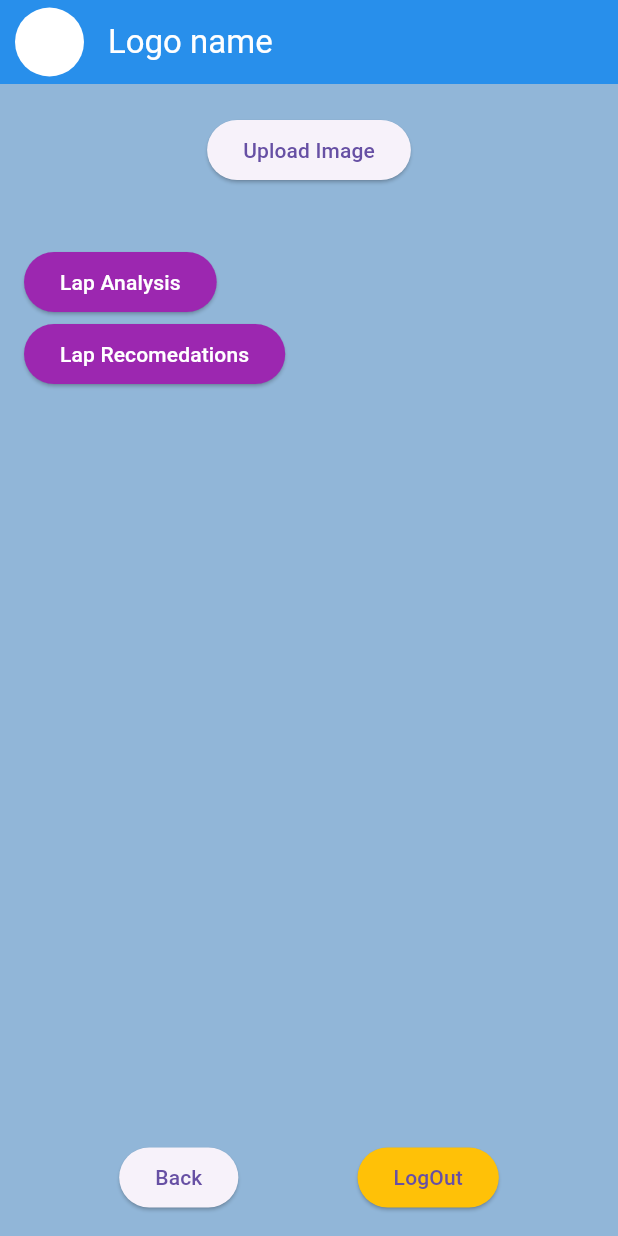
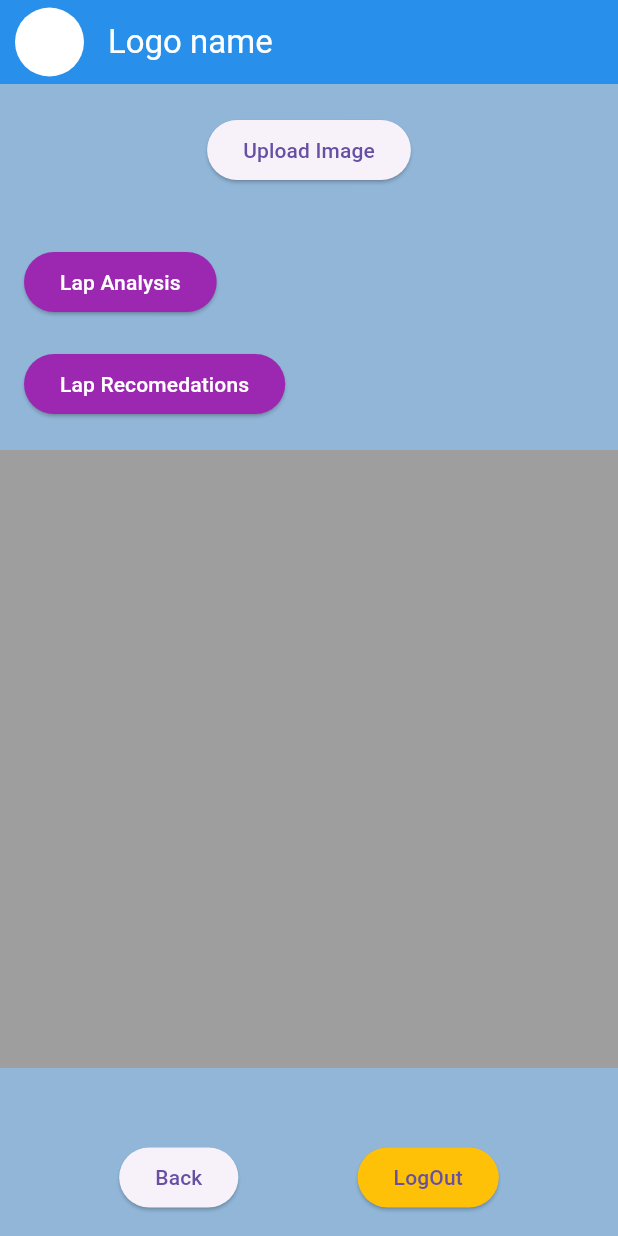
Before and after one commit to GouravXportsoft/medicalApp, a Flutter app: the screen it shows after launch, on a phone screen of 412 x 824 dp. Run offline on Flutter 3.47's test engine with Material 3 defaults, Android fonts, the phone set to English and light mode, and no system bars; our stand-ins replace image_picker.

Commit message:
multiple images upload now

```diff
--- a/lib/labscreen.dart
+++ b/lib/labscreen.dart
@@ -1,4 +1,5 @@
 import 'dart:io';
+import 'dart:math';
 
 import 'package:flutter/cupertino.dart';
 import 'package:flutter/material.dart';
@@ -13,6 +14,9 @@ class LabScreen extends StatefulWidget {
 
 class _LabScreenState extends State<LabScreen> {
   String? _selectedImagePath;
+  List<XFile>? imageFileList = [];
+  final ImagePicker imagePicker = ImagePicker();
+
   Future<void> _pickImage() async {
     final picker = ImagePicker();
 
@@ -91,20 +95,30 @@ class _LabScreenState extends State<LabScreen> {
     );
   }
 
+  void selectImages() async {
+    final List<XFile> selectedImages = await imagePicker.pickMultiImage();
+    if (selectedImages.isNotEmpty) {
+      imageFileList!.addAll(selectedImages);
+    }
+    setState(() {});
+  }
+
   @override
   Widget build(BuildContext context) {
+    Size size = MediaQuery.of(context).size;
+
     return SafeArea(
       child: Scaffold(
-        backgroundColor: Color.fromARGB(255, 145, 182, 216),
+        backgroundColor: const Color.fromARGB(255, 145, 182, 216),
         appBar: AppBar(
           elevation: 5,
           backgroundColor: Colors.blue,
-          title: Text(
+          title: const Text(
             'Logo name',
             style: TextStyle(color: Colors.white),
           ),
-          leading: Padding(
-            padding: const EdgeInsets.only(left: 10),
+          leading: const Padding(
+            padding: EdgeInsets.only(left: 10),
             child: CircleAvatar(
               backgroundColor: Colors.white,
               maxRadius: 30,
@@ -119,7 +133,8 @@ class _LabScreenState extends State<LabScreen> {
             Center(
               child: ElevatedButton(
                 onPressed: () {
-                  _pickImage();
+                  // _pickImage();
+                  selectImages();
                 },
                 child: const Text('Upload Image'),
               ),
@@ -146,31 +161,89 @@ class _LabScreenState extends State<LabScreen> {
                     mainAxisAlignment: MainAxisAlignment.start,
                     children: [
                       ElevatedButton(
-                          style: ButtonStyle(
+                          style: const ButtonStyle(
                               backgroundColor:
                                   MaterialStatePropertyAll(Colors.purple)),
                           onPressed: () {},
-                          child: Text(
+                          child: const Text(
                             'Lap Analysis',
                             style: TextStyle(color: Colors.white),
                           )),
                     ],
                   ),
+                  const SizedBox(
+                    height: 20,
+                  ),
                   Row(
                     mainAxisAlignment: MainAxisAlignment.start,
                     children: [
                       ElevatedButton(
-                          style: ButtonStyle(
+                          style: const ButtonStyle(
                               backgroundColor:
                                   MaterialStatePropertyAll(Colors.purple)),
                           onPressed: () {},
-                          child: Text(
+                          child: const Text(
                             'Lap Recomedations',
                             style: TextStyle(color: Colors.white),
                           )),
                     ],
                   ),
                 ],
+              ),
+            ),
+            const SizedBox(
+              height: 20,
+            ),
+            InkWell(
+              // onTap: () => selectImages(),
+              child: SizedBox(
+                child: InkWell(
+                  // onTap: () => selectImages(),
+                  child: Container(
+                    height:
+                        max(size.height / 2, ((20.0) * imageFileList!.length)),
+                    width: size.width,
+                    color: Colors.grey,
+
+                    child: imageFileList == null
+                        ? const Column(
+                            children: [
+                              Icon(
+                                Icons.add_a_photo,
+                                color: Colors.grey,
+                              ),
+                              Text('Please add photo more the one')
+                            ],
+                          )
+                        : imageFileList!.length > 1 || imageFileList == null
+                            ? GridView.builder(
+                                shrinkWrap: true,
+                                itemCount: imageFileList!.length,
+                                gridDelegate:
+                                    const SliverGridDelegateWithFixedCrossAxisCount(
+                                        crossAxisCount: 3),
+                                itemBuilder: (BuildContext context, int index) {
+                                  return Padding(
+                                    padding: const EdgeInsets.all(8.0),
+                                    child: Image.file(
+                                        File(imageFileList![index].path),
+                                        fit: BoxFit.cover),
+                                  );
+                                })
+                            : null,
+
+                    // child: Center(
+                    //     child: _image == null
+                    //         ? Icon(
+                    //             Icons.add_a_photo_outlined,
+                    //             color: Colors.grey,
+                    //           )
+                    //         : Image.file(
+                    //             _image!,
+                    //             fit: BoxFit.fitWidth,
+                    //           )),
+                  ),
+                ),
               ),
             ),
 
@@ -182,13 +255,14 @@ class _LabScreenState extends State<LabScreen> {
                   child: Row(
                     mainAxisAlignment: MainAxisAlignment.spaceEvenly,
                     children: [
-                      ElevatedButton(onPressed: () {}, child: Text('Back')),
                       ElevatedButton(
-                          style: ButtonStyle(
+                          onPressed: () {}, child: const Text('Back')),
+                      ElevatedButton(
+                          style: const ButtonStyle(
                               backgroundColor:
                                   MaterialStatePropertyAll(Colors.amber)),
                           onPressed: () {},
-                          child: Text(
+                          child: const Text(
                             'LogOut',
                           )),
                     ],
```
